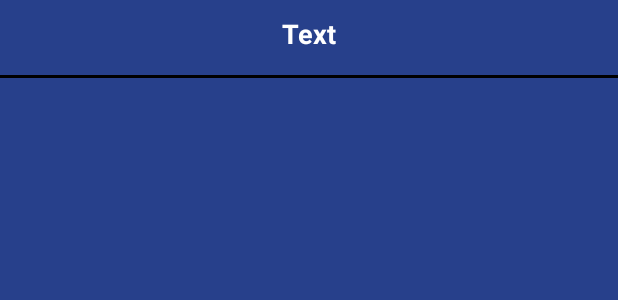
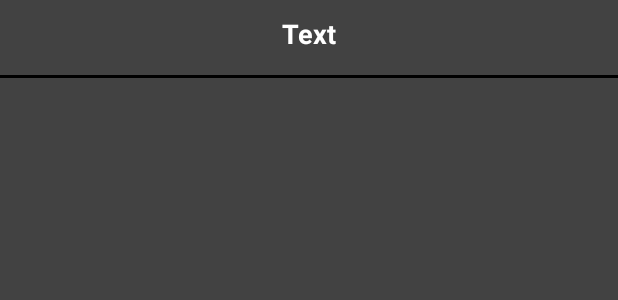
Before and after one commit to vaginessa/InkOwl, an Android app: the layout hashtag_item.xml on its own in the app's theme, with its tools: preview values and no code run, on a phone screen of 412 x 824 dp. Shown: the top 300 px of the screen. Run offline under Robolectric (Android 15) with nearby library versions, the phone set to English and light mode, and no system bars.

Commit message:
added a different icon and changed colors again

```diff
--- a/InkOwl2/app/src/main/res/values/colors.xml
+++ b/InkOwl2/app/src/main/res/values/colors.xml
@@ -8,8 +8,9 @@
     <color name="strong_red">#b02051</color>
     <color name="light_gray">#7d8790</color>
     <color name="strong_purple">#6420b4</color>
-    <color name="action_bar_color_primary">#000000</color>
-    <color name="action_bar_color_primary_dark">#000000</color>
-    <color name="app_color">#27408b</color>
-    <color name="app_foreground_color">#dae2f0</color>
+    <color name="action_bar_color_primary">#424242</color>
+    <color name="action_bar_color_primary_dark">#424242</color>
+    <color name="app_color">#424242</color>
+    <color name="app_foreground_darker__color">#78909C</color>
+    <color name="app_foreground_color">#90A4AE</color>
 </resources>
```
Also changed, not shown: InkOwl2/app/src/main/res/mipmap-hdpi/ic_launcher.png, InkOwl2/app/src/main/res/mipmap-mdpi/ic_launcher.png, InkOwl2/app/src/main/res/mipmap-xhdpi/ic_launcher.png, InkOwl2/app/src/main/res/mipmap-xxhdpi/ic_launcher.png, InkOwl2/app/src/main/res/mipmap-xxxhdpi/ic_launcher.png, InkOwl2/app/src/main/res/values-v21/styles.xml (indentation only).
